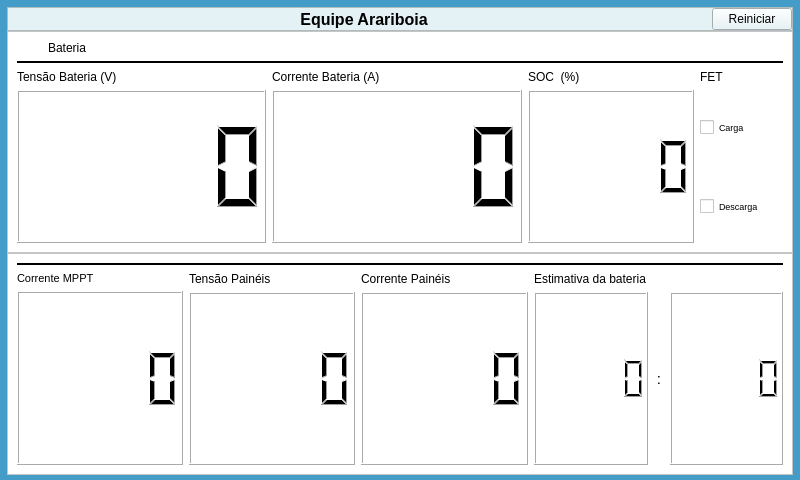
Before: the Qt Designer form mainwindow.ui in Arariboia/ArariboiaDisplay, drawn with Qt 5.
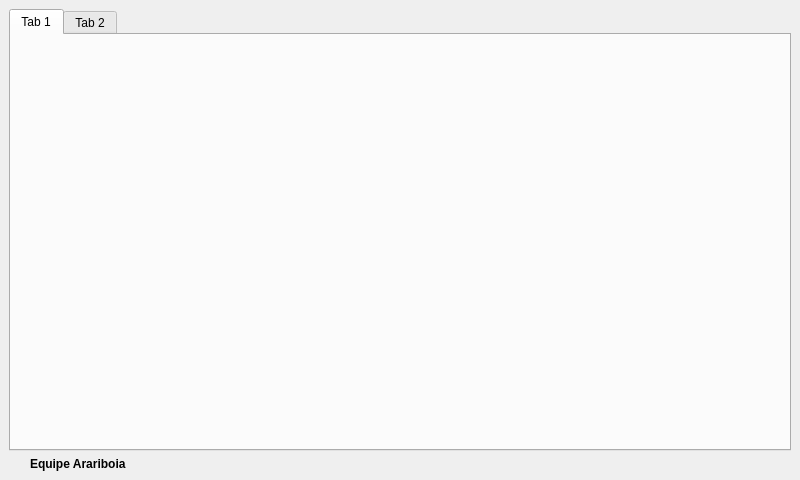
After: the same form once the commit is applied. Icons and pictures are not drawn.

Patch:
```diff
--- a/mainwindow.ui
+++ b/mainwindow.ui
@@ -10,655 +10,81 @@
     <height>480</height>
    </rect>
   </property>
-  <property name="font">
-   <font>
-    <family>DejaVu Serif</family>
-   </font>
-  </property>
   <property name="windowTitle">
    <string>MainWindow</string>
   </property>
   <widget class="QWidget" name="centralwidget">
-   <property name="enabled">
-    <bool>true</bool>
-   </property>
-   <property name="sizePolicy">
-    <sizepolicy hsizetype="Preferred" vsizetype="Preferred">
-     <horstretch>0</horstretch>
-     <verstretch>0</verstretch>
-    </sizepolicy>
-   </property>
-   <property name="styleSheet">
-    <string notr="true">background-color: rgb(67, 157, 200);</string>
-   </property>
-   <layout class="QVBoxLayout" name="verticalLayout_2" stretch="0,0,0">
-    <property name="spacing">
-     <number>0</number>
-    </property>
-    <property name="leftMargin">
-     <number>7</number>
-    </property>
-    <property name="topMargin">
-     <number>7</number>
-    </property>
-    <property name="rightMargin">
-     <number>7</number>
-    </property>
-    <property name="bottomMargin">
-     <number>5</number>
-    </property>
+   <layout class="QVBoxLayout" name="verticalLayout" stretch="0,0">
     <item>
-     <widget class="QFrame" name="frame_3">
-      <property name="sizePolicy">
-       <sizepolicy hsizetype="Minimum" vsizetype="Minimum">
-        <horstretch>0</horstretch>
-        <verstretch>0</verstretch>
-       </sizepolicy>
-      </property>
+     <widget class="QTabWidget" name="tabWidget">
       <property name="styleSheet">
-       <string notr="true">background-color: rgb(228, 242, 246);</string>
+       <string notr="true"/>
       </property>
-      <property name="frameShape">
-       <enum>QFrame::StyledPanel</enum>
+      <property name="currentIndex">
+       <number>0</number>
       </property>
-      <property name="frameShadow">
-       <enum>QFrame::Raised</enum>
-      </property>
-      <layout class="QHBoxLayout" name="horizontalLayout_8" stretch="0,0,0,0,0">
-       <property name="leftMargin">
-        <number>0</number>
-       </property>
-       <property name="topMargin">
-        <number>0</number>
-       </property>
-       <property name="rightMargin">
-        <number>0</number>
-       </property>
-       <property name="bottomMargin">
-        <number>0</number>
-       </property>
-       <item>
-        <spacer name="horizontalSpacer">
-         <property name="orientation">
-          <enum>Qt::Horizontal</enum>
-         </property>
-         <property name="sizeHint" stdset="0">
-          <size>
-           <width>40</width>
-           <height>20</height>
-          </size>
-         </property>
-        </spacer>
-       </item>
-       <item>
-        <widget class="QLabel" name="label_2">
-         <property name="maximumSize">
-          <size>
-           <width>40</width>
-           <height>40</height>
-          </size>
-         </property>
-         <property name="sizeIncrement">
-          <size>
-           <width>0</width>
-           <height>0</height>
-          </size>
-         </property>
-         <property name="font">
-          <font>
-           <family>Sans Serif</family>
-           <pointsize>9</pointsize>
-           <strikeout>false</strikeout>
-          </font>
-         </property>
-         <property name="text">
-          <string/>
-         </property>
-         <property name="pixmap">
-          <pixmap resource="Resources.qrc">:/images/arariboiaLogo.jpg</pixmap>
-         </property>
-         <property name="scaledContents">
-          <bool>true</bool>
-         </property>
-        </widget>
-       </item>
-       <item>
-        <widget class="QLabel" name="label">
-         <property name="font">
-          <font>
-           <family>Ubuntu</family>
-           <pointsize>12</pointsize>
-           <weight>75</weight>
-           <bold>true</bold>
-          </font>
-         </property>
-         <property name="text">
-          <string>Equipe Arariboia</string>
-         </property>
-         <property name="alignment">
-          <set>Qt::AlignCenter</set>
-         </property>
-         <property name="margin">
-          <number>5</number>
-         </property>
-        </widget>
-       </item>
-       <item>
-        <spacer name="horizontalSpacer_2">
-         <property name="orientation">
-          <enum>Qt::Horizontal</enum>
-         </property>
-         <property name="sizeHint" stdset="0">
-          <size>
-           <width>40</width>
-           <height>20</height>
-          </size>
-         </property>
-        </spacer>
-       </item>
-       <item>
-        <widget class="QPushButton" name="pushButton">
-         <property name="sizePolicy">
-          <sizepolicy hsizetype="Minimum" vsizetype="Preferred">
-           <horstretch>0</horstretch>
-           <verstretch>0</verstretch>
-          </sizepolicy>
-         </property>
-         <property name="text">
-          <string>Reiniciar</string>
-         </property>
-        </widget>
-       </item>
-      </layout>
+      <widget class="QWidget" name="tab">
+       <attribute name="title">
+        <string>Tab 1</string>
+       </attribute>
+      </widget>
+      <widget class="QWidget" name="tab_2">
+       <attribute name="title">
+        <string>Tab 2</string>
+       </attribute>
+      </widget>
      </widget>
     </item>
     <item>
-     <widget class="QFrame" name="frame">
-      <property name="font">
-       <font>
-        <family>Ubuntu</family>
-        <pointsize>11</pointsize>
-       </font>
-      </property>
-      <property name="styleSheet">
-       <string notr="true">background-color: rgb(255, 255, 255);</string>
-      </property>
-      <property name="frameShape">
-       <enum>QFrame::StyledPanel</enum>
-      </property>
-      <layout class="QVBoxLayout" name="verticalLayout_10" stretch="0,0,0">
-       <property name="leftMargin">
-        <number>9</number>
-       </property>
-       <property name="topMargin">
-        <number>9</number>
-       </property>
-       <property name="bottomMargin">
-        <number>9</number>
-       </property>
-       <item>
-        <layout class="QHBoxLayout" name="horizontalLayout_3">
-         <item>
-          <widget class="QLabel" name="label_7">
-           <property name="maximumSize">
-            <size>
-             <width>25</width>
-             <height>25</height>
-            </size>
-           </property>
-           <property name="styleSheet">
-            <string notr="true">background-color: rgb(255, 255, 255);</string>
-           </property>
-           <property name="text">
-            <string/>
-           </property>
-           <property name="pixmap">
-            <pixmap resource="Resources.qrc">:/images/bateria.png</pixmap>
-           </property>
-           <property name="scaledContents">
-            <bool>true</bool>
-           </property>
-          </widget>
-         </item>
-         <item>
-          <widget class="QLabel" name="label_3">
-           <property name="font">
-            <font>
-             <family>Ubuntu</family>
-             <pointsize>9</pointsize>
-             <weight>50</weight>
-             <bold>false</bold>
-            </font>
-           </property>
-           <property name="styleSheet">
-            <string notr="true">background-color: rgb(255, 255, 255);</string>
-           </property>
-           <property name="text">
-            <string>Bateria</string>
-           </property>
-           <property name="scaledContents">
-            <bool>false</bool>
-           </property>
-           <property name="wordWrap">
-            <bool>false</bool>
-           </property>
-          </widget>
-         </item>
-        </layout>
-       </item>
-       <item>
-        <widget class="Line" name="line">
-         <property name="frameShadow">
-          <enum>QFrame::Plain</enum>
-         </property>
-         <property name="lineWidth">
-          <number>2</number>
-         </property>
-         <property name="orientation">
-          <enum>Qt::Horizontal</enum>
-         </property>
-        </widget>
-       </item>
-       <item>
-        <layout class="QHBoxLayout" name="horizontalLayout_2" stretch="3,3,2,1">
-         <item>
-          <layout class="QVBoxLayout" name="verticalLayout" stretch="0,3">
-           <property name="spacing">
-            <number>6</number>
-           </property>
-           <item>
-            <widget class="QLabel" name="label_4">
-             <property name="sizePolicy">
-              <sizepolicy hsizetype="Expanding" vsizetype="Preferred">
-               <horstretch>0</horstretch>
-               <verstretch>0</verstretch>
-              </sizepolicy>
-             </property>
-             <property name="styleSheet">
-              <string notr="true">background-color: rgb(255, 255, 255);</string>
-             </property>
-             <property name="text">
-              <string>Tensão Bateria (V)</string>
-             </property>
-            </widget>
-           </item>
-           <item>
-            <widget class="QLCDNumber" name="lcdNum_bat_voltage">
-             <property name="sizePolicy">
-              <sizepolicy hsizetype="Preferred" vsizetype="Expanding">
-               <horstretch>0</horstretch>
-               <verstretch>0</verstretch>
-              </sizepolicy>
-             </property>
-             <property name="minimumSize">
-              <size>
-               <width>0</width>
-               <height>0</height>
-              </size>
-             </property>
-             <property name="styleSheet">
-              <string notr="true">background-color: rgb(255, 255, 255);</string>
-             </property>
-             <property name="frameShape">
-              <enum>QFrame::Box</enum>
-             </property>
-            </widget>
-           </item>
-          </layout>
-         </item>
-         <item>
-          <layout class="QVBoxLayout" name="verticalLayout_3">
-           <property name="spacing">
-            <number>6</number>
-           </property>
-           <item>
-            <widget class="QLabel" name="label_5">
-             <property name="sizePolicy">
-              <sizepolicy hsizetype="Preferred" vsizetype="Preferred">
-               <horstretch>0</horstretch>
-               <verstretch>0</verstretch>
-              </sizepolicy>
-             </property>
-             <property name="styleSheet">
-              <string notr="true">background-color: rgb(255, 255, 255);</string>
-             </property>
-             <property name="text">
-              <string>Corrente Bateria (A)</string>
-             </property>
-            </widget>
-           </item>
-           <item>
-            <widget class="QLCDNumber" name="lcdNum_bat_current">
-             <property name="sizePolicy">
-              <sizepolicy hsizetype="Preferred" vsizetype="Expanding">
-               <horstretch>0</horstretch>
-               <verstretch>0</verstretch>
-              </sizepolicy>
-             </property>
-             <property name="minimumSize">
-              <size>
-               <width>0</width>
-               <height>0</height>
-              </size>
-             </property>
-             <property name="styleSheet">
-              <string notr="true">background-color: rgb(255, 255, 255);</string>
-             </property>
-             <property name="frameShape">
-              <enum>QFrame::Box</enum>
-             </property>
-             <property name="value" stdset="0">
-              <double>0.000000000000000</double>
-             </property>
-             <property name="intValue" stdset="0">
-              <number>0</number>
-             </property>
-            </widget>
-           </item>
-          </layout>
-         </item>
-         <item>
-          <layout class="QVBoxLayout" name="verticalLayout_8" stretch="0,0">
-           <item>
-            <widget class="QLabel" name="label_8">
-             <property name="sizePolicy">
-              <sizepolicy hsizetype="Preferred" vsizetype="Preferred">
-               <horstretch>0</horstretch>
-               <verstretch>0</verstretch>
-              </sizepolicy>
-             </property>
-             <property name="styleSheet">
-              <string notr="true">background-color: rgb(255, 255, 255);</string>
-             </property>
-             <property name="text">
-              <string>SOC  (%)</string>
-             </property>
-            </widget>
-           </item>
-           <item>
-            <widget class="QLCDNumber" name="lcdNum_soc">
-             <property name="sizePolicy">
-              <sizepolicy hsizetype="Expanding" vsizetype="Expanding">
-               <horstretch>0</horstretch>
-               <verstretch>0</verstretch>
-              </sizepolicy>
-             </property>
-             <property name="minimumSize">
-              <size>
-               <width>0</width>
-               <height>0</height>
-              </size>
-             </property>
-             <property name="styleSheet">
-              <string notr="true">background-color: rgb(255, 255, 255);</string>
-             </property>
-             <property name="frameShape">
-              <enum>QFrame::Box</enum>
-             </property>
-            </widget>
-           </item>
-          </layout>
-         </item>
-         <item>
-          <layout class="QVBoxLayout" name="verticalLayout_6">
-           <item>
-            <widget class="QLabel" name="label_6">
-             <property name="sizePolicy">
-              <sizepolicy hsizetype="Preferred" vsizetype="Preferred">
-               <horstretch>0</horstretch>
-               <verstretch>0</verstretch>
-              </sizepolicy>
-             </property>
-             <property name="styleSheet">
-              <string notr="true">background-color: rgb(255, 255, 255);</string>
-             </property>
-             <property name="text">
-              <string>FET</string>
-             </property>
-            </widget>
-           </item>
-           <item>
-            <widget class="QCheckBox" name="cb_charge">
-             <property name="sizePolicy">
-              <sizepolicy hsizetype="Minimum" vsizetype="Expanding">
-               <horstretch>0</horstretch>
-               <verstretch>0</verstretch>
-              </sizepolicy>
-             </property>
-             <property name="font">
-              <font>
-               <pointsize>7</pointsize>
-              </font>
-             </property>
-             <property name="focusPolicy">
-              <enum>Qt::NoFocus</enum>
-             </property>
-             <property name="text">
-              <string>Carga</string>
-             </property>
-             <property name="checkable">
-              <bool>true</bool>
-             </property>
-             <property name="tristate">
-              <bool>false</bool>
-             </property>
-            </widget>
-           </item>
-           <item>
-            <widget class="QCheckBox" name="cb_discharge">
-             <property name="sizePolicy">
-              <sizepolicy hsizetype="Minimum" vsizetype="Expanding">
-               <horstretch>0</horstretch>
-               <verstretch>0</verstretch>
-              </sizepolicy>
-             </property>
-             <property name="font">
-              <font>
-               <pointsize>7</pointsize>
-              </font>
-             </property>
-             <property name="focusPolicy">
-              <enum>Qt::NoFocus</enum>
-             </property>
-             <property name="text">
-              <string>Descarga</string>
-             </property>
-            </widget>
-           </item>
-          </layout>
-         </item>
-        </layout>
-       </item>
-      </layout>
-     </widget>
-    </item>
-    <item>
-     <widget class="QFrame" name="frame_2">
-      <property name="font">
-       <font>
-        <family>Ubuntu</family>
-        <pointsize>11</pointsize>
-       </font>
-      </property>
-      <property name="styleSheet">
-       <string notr="true">background-color: rgb(255, 255, 255);</string>
-      </property>
-      <property name="frameShape">
-       <enum>QFrame::StyledPanel</enum>
-      </property>
-      <property name="frameShadow">
-       <enum>QFrame::Raised</enum>
-      </property>
-      <layout class="QVBoxLayout" name="verticalLayout_9" stretch="0,0">
-       <property name="topMargin">
-        <number>9</number>
-       </property>
-       <item>
-        <widget class="Line" name="line_2">
-         <property name="frameShadow">
-          <enum>QFrame::Plain</enum>
-         </property>
-         <property name="lineWidth">
-          <number>2</number>
-         </property>
-         <property name="orientation">
-          <enum>Qt::Horizontal</enum>
-         </property>
-        </widget>
-       </item>
-       <item>
-        <layout class="QHBoxLayout" name="horizontalLayout_5" stretch="4">
-         <item>
-          <layout class="QHBoxLayout" name="horizontalLayout_7" stretch="2,2,2,3">
-           <item>
-            <layout class="QVBoxLayout" name="verticalLayout_4" stretch="0,0">
-             <item>
-              <widget class="QLabel" name="label_9">
-               <property name="font">
-                <font>
-                 <pointsize>8</pointsize>
-                </font>
-               </property>
-               <property name="styleSheet">
-                <string notr="true">background-color: rgb(255, 255, 255);</string>
-               </property>
-               <property name="text">
-                <string>Corrente MPPT</string>
-               </property>
-              </widget>
-             </item>
-             <item>
-              <widget class="QLCDNumber" name="lcd_curr_mppt">
-               <property name="sizePolicy">
-                <sizepolicy hsizetype="Preferred" vsizetype="Expanding">
-                 <horstretch>0</horstretch>
-                 <verstretch>0</verstretch>
-                </sizepolicy>
-               </property>
-               <property name="styleSheet">
-                <string notr="true">background-color: rgb(255, 255, 255);</string>
-               </property>
-              </widget>
-             </item>
-            </layout>
-           </item>
-           <item>
-            <layout class="QVBoxLayout" name="verticalLayout_7">
-             <item>
-              <widget class="QLabel" name="label_10">
-               <property name="text">
-                <string>Tensão Painéis</string>
-               </property>
-              </widget>
-             </item>
-             <item>
-              <widget class="QLCDNumber" name="lcd_panel_volt">
-               <property name="sizePolicy">
-                <sizepolicy hsizetype="Preferred" vsizetype="Expanding">
-                 <horstretch>0</horstretch>
-                 <verstretch>0</verstretch>
-                </sizepolicy>
-               </property>
-              </widget>
-             </item>
-            </layout>
-           </item>
-           <item>
-            <layout class="QVBoxLayout" name="verticalLayout_11">
-             <item>
-              <widget class="QLabel" name="label_11">
-               <property name="text">
-                <string>Corrente Painéis</string>
-               </property>
-              </widget>
-             </item>
-             <item>
-              <widget class="QLCDNumber" name="lcd_panel_curr">
-               <property name="sizePolicy">
-                <sizepolicy hsizetype="Preferred" vsizetype="Expanding">
-                 <horstretch>0</horstretch>
-                 <verstretch>0</verstretch>
-                </sizepolicy>
-               </property>
-              </widget>
-             </item>
-            </layout>
-           </item>
-           <item>
-            <layout class="QHBoxLayout" name="horizontalLayout_6" stretch="5">
-             <item>
-              <layout class="QVBoxLayout" name="verticalLayout_13">
-               <item>
-                <layout class="QHBoxLayout" name="horizontalLayout_10"/>
-               </item>
-               <item>
-                <widget class="QLabel" name="label_15">
-                 <property name="text">
-                  <string>Estimativa da bateria</string>
-                 </property>
-                </widget>
-               </item>
-               <item>
-                <layout class="QHBoxLayout" name="horizontalLayout">
-                 <item>
-                  <widget class="QLCDNumber" name="lcd_estimative_h">
-                   <property name="sizePolicy">
-                    <sizepolicy hsizetype="Preferred" vsizetype="Expanding">
-                     <horstretch>0</horstretch>
-                     <verstretch>0</verstretch>
-                    </sizepolicy>
-                   </property>
-                  </widget>
-                 </item>
-                 <item>
-                  <widget class="QLabel" name="label_16">
-                   <property name="sizePolicy">
-                    <sizepolicy hsizetype="Minimum" vsizetype="Expanding">
-                     <horstretch>0</horstretch>
-                     <verstretch>0</verstretch>
-                    </sizepolicy>
-                   </property>
-                   <property name="maximumSize">
-                    <size>
-                     <width>10</width>
-                     <height>16777215</height>
-                    </size>
-                   </property>
-                   <property name="font">
-                    <font>
-                     <pointsize>11</pointsize>
-                    </font>
-                   </property>
-                   <property name="text">
-                    <string>:</string>
-                   </property>
-                   <property name="alignment">
-                    <set>Qt::AlignCenter</set>
-                   </property>
-                  </widget>
-                 </item>
-                 <item>
-                  <widget class="QLCDNumber" name="lcd_estimative_m">
-                   <property name="sizePolicy">
-                    <sizepolicy hsizetype="Preferred" vsizetype="Expanding">
-                     <horstretch>0</horstretch>
-                     <verstretch>0</verstretch>
-                    </sizepolicy>
-                   </property>
-                  </widget>
-                 </item>
-                </layout>
-               </item>
-              </layout>
-             </item>
-            </layout>
-           </item>
-          </layout>
-         </item>
-        </layout>
-       </item>
-      </layout>
-     </widget>
+     <layout class="QHBoxLayout" name="horizontalLayout" stretch="0,0">
+      <item>
+       <widget class="QLabel" name="label_2">
+        <property name="sizePolicy">
+         <sizepolicy hsizetype="Minimum" vsizetype="Minimum">
+          <horstretch>0</horstretch>
+          <verstretch>0</verstretch>
+         </sizepolicy>
+        </property>
+        <property name="maximumSize">
+         <size>
+          <width>15</width>
+          <height>15</height>
+         </size>
+        </property>
+        <property name="text">
+         <string/>
+        </property>
+        <property name="pixmap">
+         <pixmap resource="Resources.qrc">:/images/arariboiaLogo.jpg</pixmap>
+        </property>
+        <property name="scaledContents">
+         <bool>true</bool>
+        </property>
+       </widget>
+      </item>
+      <item>
+       <widget class="QLabel" name="label">
+        <property name="sizePolicy">
+         <sizepolicy hsizetype="Minimum" vsizetype="Minimum">
+          <horstretch>0</horstretch>
+          <verstretch>0</verstretch>
+         </sizepolicy>
+        </property>
+        <property name="font">
+         <font>
+          <weight>75</weight>
+          <bold>true</bold>
+         </font>
+        </property>
+        <property name="text">
+         <string>Equipe Arariboia</string>
+        </property>
+        <property name="alignment">
+         <set>Qt::AlignLeading|Qt::AlignLeft|Qt::AlignVCenter</set>
+        </property>
+       </widget>
+      </item>
+     </layout>
     </item>
    </layout>
   </widget>
```
